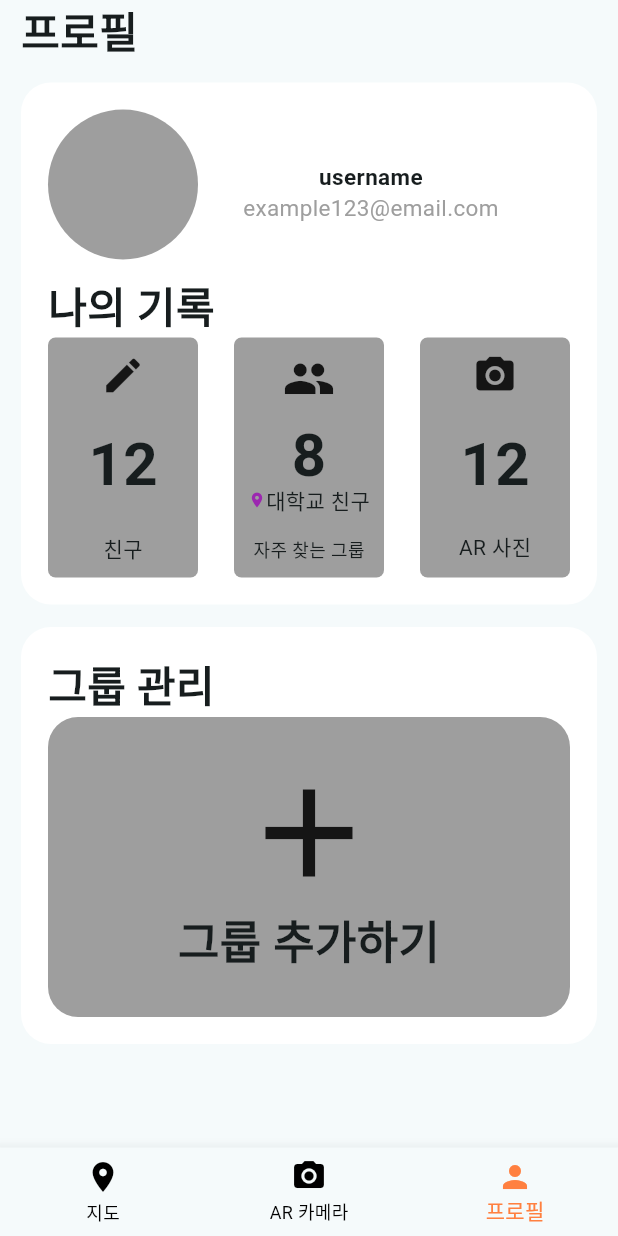
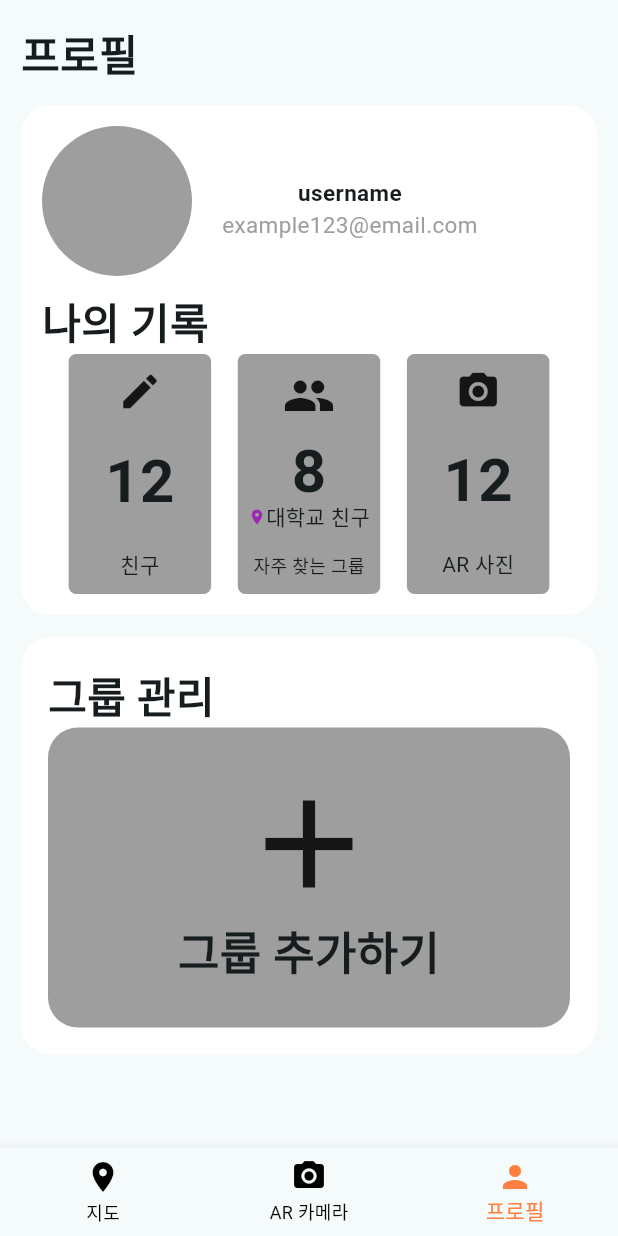
Before and after one commit to bebiv0212/ar_travel_diary_app, a Flutter app: the screen it shows after launch, item 3 of the bottom bar chosen, on a phone screen of 412 x 824 dp. Run offline on Flutter 3.47's test engine with Material 3 defaults, Android fonts, the phone set to English and light mode, and no system bars; our stand-ins replace geolocator; missing offline and left inert: kakao_map_plugin.

Commit message:
3개 브랜치 합치기

```diff
--- a/lib/screens/profile_screen.dart
+++ b/lib/screens/profile_screen.dart
@@ -16,12 +16,13 @@ class ProfileScreen extends StatelessWidget {
               spacing: 15,
               crossAxisAlignment: CrossAxisAlignment.start,
               children: [
+                SizedBox(width: 15),
                 Text(
                   '프로필',
                   style: TextStyle(fontSize: 28, fontWeight: FontWeight.bold),
                 ),
                 Whitebox(
-                  padding: const EdgeInsets.all(18),
+                  padding: const EdgeInsets.all(14),
                   child: Column(
                     crossAxisAlignment: CrossAxisAlignment.start,
                     children: [
@@ -38,7 +39,7 @@ class ProfileScreen extends StatelessWidget {
                               ),
                             ),
                           ),
-                          const SizedBox(width: 30),
+                          const SizedBox(width: 20),
                           Column(
                             children: [
                               Text(
@@ -68,7 +69,7 @@ class ProfileScreen extends StatelessWidget {
                         ),
                       ),
                       Row(
-                        mainAxisAlignment: MainAxisAlignment.spaceBetween,
+                        mainAxisAlignment: MainAxisAlignment.spaceEvenly,
                         children: [
                           Greybox(
                             icon: Icon(Icons.edit, size: 30),
@@ -158,7 +159,7 @@ class ProfileScreen extends StatelessWidget {
                             ],
                           ),
                         ),
-                      )
+                      ),
                     ],
                   ),
                 ),
--- a/lib/widgets/greybox.dart
+++ b/lib/widgets/greybox.dart
@@ -19,7 +19,7 @@ class Greybox extends StatelessWidget {
   @override
   Widget build(BuildContext context) {
     return Container(
-      width: 100,
+      width: 95,
       height: 160,
       decoration: BoxDecoration(
         color: Colors.grey,
```
Also changed, not shown: lib/screens/map_screen.dart (+13 -13 lines), lib/widgets/bottom_sheet.dart (+16 -13 lines), lib/widgets/bottom_sheet_record.dart (+19 -13 lines).
